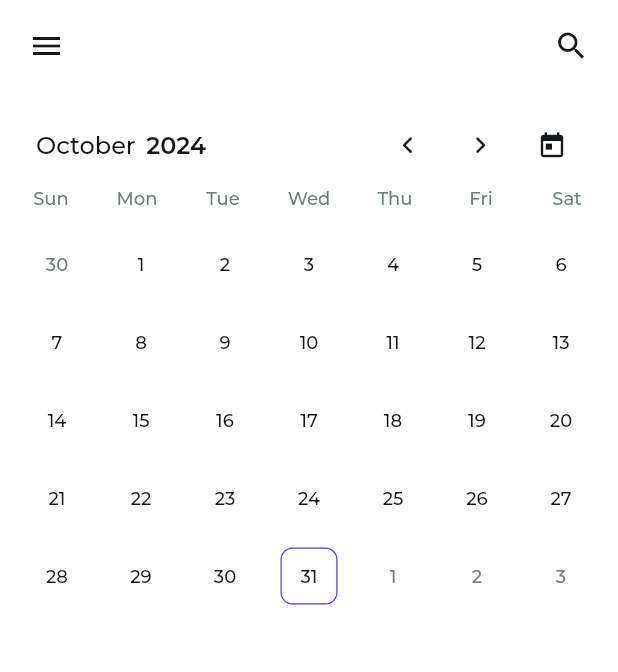
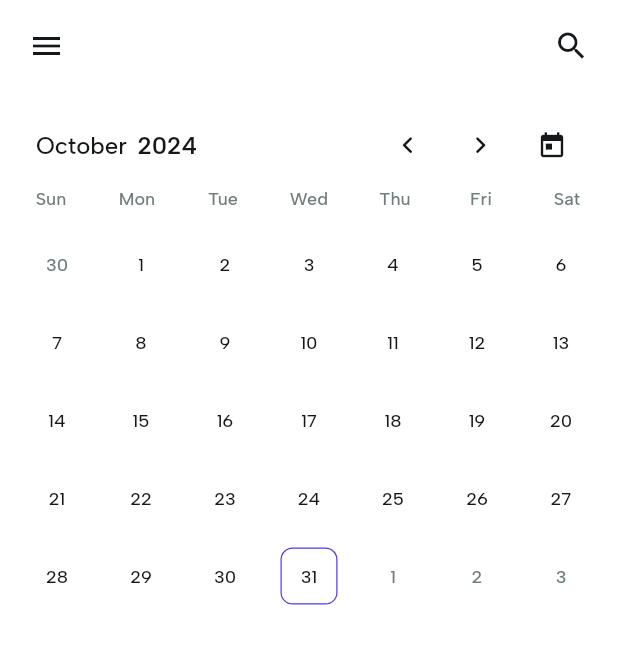
Before and after one commit to Sreehari-Sarvasiddhi/manuvs_calendar, a Flutter app: the screen it shows after launch, on a phone screen of 412 x 824 dp. Shown: the top 672 px of the screen. Run offline on Flutter 3.47's test engine with Material 3 defaults, Android fonts, the light colour scheme and no system bars; our stand-ins replace font_awesome_flutter, from_css_color, google_fonts, page_transition, timeago; missing offline and left inert: json_path; network calls fail.

Commit message:
feat: cosmetic changes

```diff
--- a/lib/home_page/home_page_widget.dart
+++ b/lib/home_page/home_page_widget.dart
@@ -146,6 +146,7 @@ class _HomePageWidgetState extends State<HomePageWidget> {
               Expanded(
                 child: Container(
                   width: screenSize.width,
+                  color: FlutterFlowTheme().secondaryBackground,
                   child: Column(
                     mainAxisSize: MainAxisSize.max,
                     children: [
@@ -161,8 +162,8 @@ class _HomePageWidgetState extends State<HomePageWidget> {
                         ),
                       ),
                       Wrap(
-                        spacing: 16.0,
-                        runSpacing: 16.0,
+                        spacing: 10.0,
+                        runSpacing: 10.0,
                         children: [
                           wrapWithModel(
                             model: _model.dayDetailComponentModel,
--- a/lib/model_and_themes/FlutterFlowTheme.dart
+++ b/lib/model_and_themes/FlutterFlowTheme.dart
@@ -1,10 +1,16 @@
 import 'TextStyleWithOverride.dart';
 import 'package:flutter/material.dart';
+import 'package:google_fonts/google_fonts.dart';
+
 
 class FlutterFlowTheme {
   static FlutterFlowTheme of(BuildContext context) {
     return FlutterFlowTheme();
   }
+
+
+  // Font Families
+  TextStyle primaryFont =  GoogleFonts.albertSans();
 
   // Utility colors
   Color get primaryText => const Color(0xFF14181B);
--- a/lib/month_day_component/month_day_component_widget.dart
+++ b/lib/month_day_component/month_day_component_widget.dart
@@ -56,7 +56,7 @@ class _MonthDayComponentWidgetState extends State<MonthDayComponentWidget> {
         child: Text(
           widget.day!,
           style: FlutterFlowTheme.of(context).bodyMedium.override(
-            fontFamily: GoogleFonts.montserrat().fontFamily,
+            fontFamily: FlutterFlowTheme().primaryFont.fontFamily,
             color: FlutterFlowTheme.of(context).secondaryText,
             fontSize: 12.0,
             letterSpacing: 0.0,
--- a/lib/month_view_component/month_view_component_widget.dart
+++ b/lib/month_view_component/month_view_component_widget.dart
@@ -32,7 +32,6 @@ class MonthViewComponentWidget extends StatefulWidget {
 
 class _MonthViewComponentWidgetState extends State<MonthViewComponentWidget> {
   late MonthViewComponentModel _model;
-
   @override
   void setState(VoidCallback callback) {
     super.setState(callback);
@@ -90,7 +89,7 @@ class _MonthViewComponentWidgetState extends State<MonthViewComponentWidget> {
                         locale: FFLocalizations.of(context).languageCode,
                       ),
                       style: FlutterFlowTheme.of(context).labelLarge.override(
-                        fontFamily: GoogleFonts.montserrat().fontFamily,
+                        fontFamily: FlutterFlowTheme().primaryFont.fontFamily,
                         color: FlutterFlowTheme.of(context).primaryText,
                         letterSpacing: 0.0,
                         fontWeight: FontWeight.w500,
@@ -103,7 +102,7 @@ class _MonthViewComponentWidgetState extends State<MonthViewComponentWidget> {
                         locale: FFLocalizations.of(context).languageCode,
                       ),
                       style: FlutterFlowTheme.of(context).bodyMedium.override(
-                        fontFamily: GoogleFonts.montserrat().fontFamily,
+                        fontFamily: FlutterFlowTheme().primaryFont.fontFamily,
                         fontSize: 16.0,
                         letterSpacing: 0.0,
                         fontWeight: FontWeight.w600,
@@ -233,13 +232,18 @@ class _MonthViewComponentWidgetState extends State<MonthViewComponentWidget> {
                 builder: (context) {
                   final calendar =
                   functions.getCalendarForMonth(_model.inputDate ?? DateTime.now()).toList();
+                  print(" calendar length :: "+ calendar.length.toString());
+                  double mainAxisSpacing = 14.0;
 
+                  if(calendar.length / 7 == 6){
+                    mainAxisSpacing = 10.0;
+                  }
                   return GridView.builder(
                     padding: EdgeInsets.zero,
-                    gridDelegate: const SliverGridDelegateWithFixedCrossAxisCount(
+                    gridDelegate: SliverGridDelegateWithFixedCrossAxisCount(
                       crossAxisCount: 7,
                       crossAxisSpacing: 18.0,
-                      mainAxisSpacing: 14.0,
+                      mainAxisSpacing: mainAxisSpacing,
                       childAspectRatio: 1.0,
                     ),
                     primary: false,
@@ -310,7 +314,7 @@ class _MonthViewComponentWidgetState extends State<MonthViewComponentWidget> {
                             style: FlutterFlowTheme.of(context)
                                 .bodyMedium
                                 .override(
-                              fontFamily: GoogleFonts.montserrat().fontFamily,
+                              fontFamily: FlutterFlowTheme().primaryFont.fontFamily,
                               color: calendarItem.isPreviousMonth ||
                                   calendarItem.isNextMonth
                                   ? (dateTimeFormat(
```
Also changed, not shown: lib/common_utils/common_utils.dart (added, +10 -0 lines), lib/day_detail_component/day_detail_component_widget.dart (+17 -16 lines).
